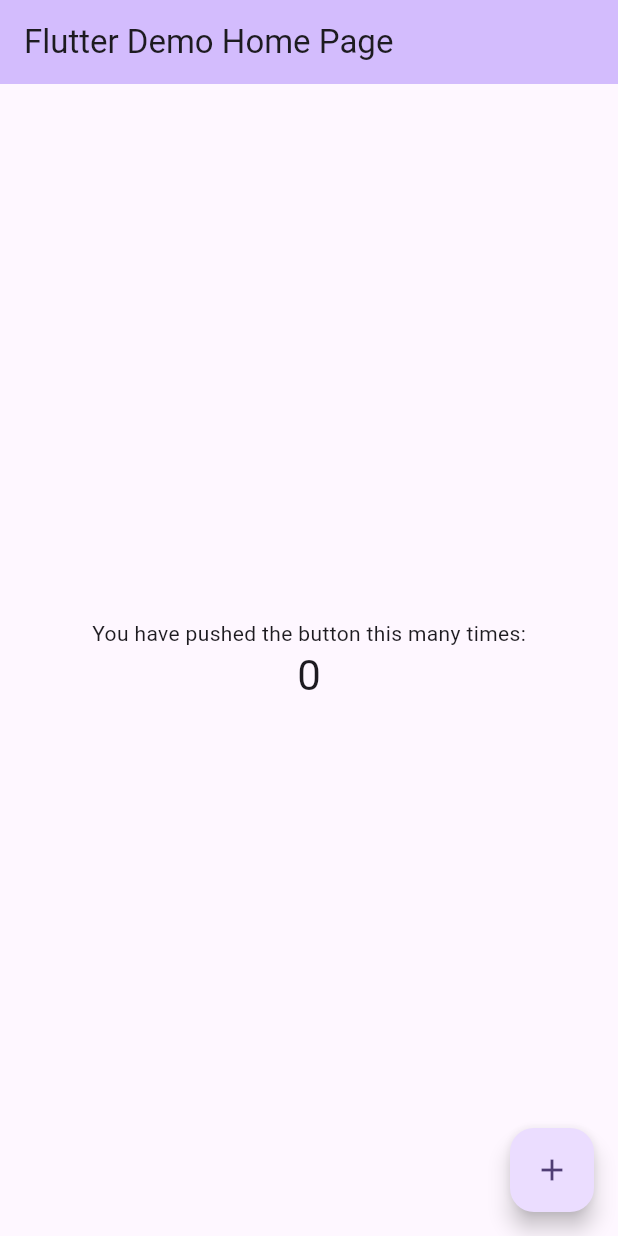
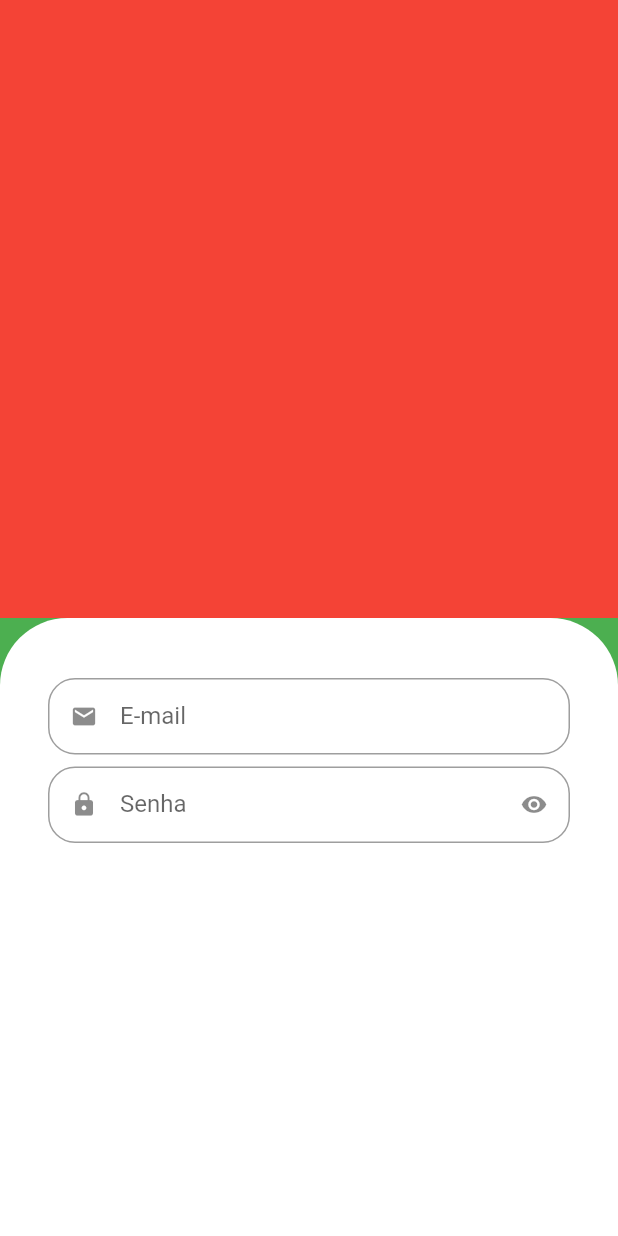
Before and after one commit to arielguareschi/mercadinho, a Flutter app: the screen it shows after launch, on a phone screen of 412 x 824 dp. Run offline on Flutter 3.47's test engine with Material 2 defaults, Android fonts, the phone set to English and light mode, and no system bars.

Commit message:
login screen

```diff
--- a/lib/main.dart
+++ b/lib/main.dart
@@ -1,4 +1,6 @@
 import 'package:flutter/material.dart';
+
+import 'src/auth/sign_in_screen.dart';
 
 void main() {
   runApp(const MyApp());
@@ -7,119 +9,15 @@
 class MyApp extends StatelessWidget {
   const MyApp({super.key});
 
-  // This widget is the root of your application.
   @override
   Widget build(BuildContext context) {
     return MaterialApp(
       title: 'Flutter Demo',
       theme: ThemeData(
-        // This is the theme of your application.
-        //
-        // TRY THIS: Try running your application with "flutter run". You'll see
-        // the application has a blue toolbar. Then, without quitting the app,
-        // try changing the seedColor in the colorScheme below to Colors.green
-        // and then invoke "hot reload" (save your changes or press the "hot
-        // reload" button in a Flutter-supported IDE, or press "r" if you used
-        // the command line to start the app).
-        //
-        // Notice that the counter didn't reset back to zero; the application
-        // state is not lost during the reload. To reset the state, use hot
-        // restart instead.
-        //
-        // This works for code too, not just values: Most code changes can be
-        // tested with just a hot reload.
-        colorScheme: ColorScheme.fromSeed(seedColor: Colors.deepPurple),
-        useMaterial3: true,
+        primarySwatch: Colors.green,
       ),
-      home: const MyHomePage(title: 'Flutter Demo Home Page'),
+      debugShowCheckedModeBanner: false,
+      home: const SignInScreen(),
     );
   }
 }
-
-class MyHomePage extends StatefulWidget {
-  const MyHomePage({super.key, required this.title});
-
-  // This widget is the home page of your application. It is stateful, meaning
-  // that it has a State object (defined below) that contains fields that affect
-  // how it looks.
-
-  // This class is the configuration for the state. It holds the values (in this
-  // case the title) provided by the parent (in this case the App widget) and
-  // used by the build method of the State. Fields in a Widget subclass are
-  // always marked "final".
-
-  final String title;
-
-  @override
-  State<MyHomePage> createState() => _MyHomePageState();
-}
-
-class _MyHomePageState extends State<MyHomePage> {
-  int _counter = 0;
-
-  void _incrementCounter() {
-    setState(() {
-      // This call to setState tells the Flutter framework that something has
-      // changed in this State, which causes it to rerun the build method below
-      // so that the display can reflect the updated values. If we changed
-      // _counter without calling setState(), then the build method would not be
-      // called again, and so nothing would appear to happen.
-      _counter++;
-    });
-  }
-
-  @override
-  Widget build(BuildContext context) {
-    // This method is rerun every time setState is called, for instance as done
-    // by the _incrementCounter method above.
-    //
-    // The Flutter framework has been optimized to make rerunning build methods
-    // fast, so that you can just rebuild anything that needs updating rather
-    // than having to individually change instances of widgets.
-    return Scaffold(
-      appBar: AppBar(
-        // TRY THIS: Try changing the color here to a specific color (to
-        // Colors.amber, perhaps?) and trigger a hot reload to see the AppBar
-        // change color while the other colors stay the same.
-        backgroundColor: Theme.of(context).colorScheme.inversePrimary,
-        // Here we take the value from the MyHomePage object that was created by
-        // the App.build method, and use it to set our appbar title.
-        title: Text(widget.title),
-      ),
-      body: Center(
-        // Center is a layout widget. It takes a single child and positions it
-        // in the middle of the parent.
-        child: Column(
-          // Column is also a layout widget. It takes a list of children and
-          // arranges them vertically. By default, it sizes itself to fit its
-          // children horizontally, and tries to be as tall as its parent.
-          //
-          // Column has various properties to control how it sizes itself and
-          // how it positions its children. Here we use mainAxisAlignment to
-          // center the children vertically; the main axis here is the vertical
-          // axis because Columns are vertical (the cross axis would be
-          // horizontal).
-          //
-          // TRY THIS: Invoke "debug painting" (choose the "Toggle Debug Paint"
-          // action in the IDE, or press "p" in the console), to see the
-          // wireframe for each widget.
-          mainAxisAlignment: MainAxisAlignment.center,
-          children: <Widget>[
-            const Text(
-              'You have pushed the button this many times:',
-            ),
-            Text(
-              '$_counter',
-              style: Theme.of(context).textTheme.headlineMedium,
-            ),
-          ],
-        ),
-      ),
-      floatingActionButton: FloatingActionButton(
-        onPressed: _incrementCounter,
-        tooltip: 'Increment',
-        child: const Icon(Icons.add),
-      ), // This trailing comma makes auto-formatting nicer for build methods.
-    );
-  }
-}
--- /dev/null
+++ b/lib/src/auth/components/custom_text_field.dart
@@ -0,0 +1,58 @@
+import 'package:flutter/material.dart';
+
+class CustomTextField extends StatefulWidget {
+  final IconData icon;
+  final String label;
+  final bool isSecret;
+
+  const CustomTextField({
+    Key? key,
+    required this.icon,
+    required this.label,
+    this.isSecret = false,
+  }) : super(key: key);
+
+  @override
+  State<CustomTextField> createState() => _CustomTextFieldState();
+}
+
+class _CustomTextFieldState extends State<CustomTextField> {
+  bool isObscure = false;
+
+  @override
+  void initState() {
+    super.initState();
+    isObscure = widget.isSecret;
+  }
+
+  @override
+  Widget build(BuildContext context) {
+    return Padding(
+      padding: const EdgeInsets.only(
+        bottom: 8.0,
+      ),
+      child: TextFormField(
+        obscureText: isObscure,
+        decoration: InputDecoration(
+          prefixIcon: Icon(widget.icon),
+          suffixIcon: widget.isSecret
+              ? IconButton(
+                  onPressed: () {
+                    setState(() {
+                      isObscure = !isObscure;
+                    });
+                  },
+                  icon:
+                      Icon(isObscure ? Icons.visibility : Icons.visibility_off),
+                )
+              : null,
+          labelText: widget.label,
+          isDense: true,
+          border: OutlineInputBorder(
+            borderRadius: BorderRadius.circular(18.0),
+          ),
+        ),
+      ),
+    );
+  }
+}
--- /dev/null
+++ b/lib/src/auth/sign_in_screen.dart
@@ -0,0 +1,52 @@
+import 'package:flutter/material.dart';
+
+import 'components/custom_text_field.dart';
+
+class SignInScreen extends StatelessWidget {
+  const SignInScreen({super.key});
+
+  @override
+  Widget build(BuildContext context) {
+    return Scaffold(
+      backgroundColor: Colors.green,
+      body: Column(
+        children: [
+          Expanded(
+            child: Container(
+              color: Colors.red,
+            ),
+          ),
+          Expanded(
+            child: Container(
+              padding: const EdgeInsets.symmetric(
+                horizontal: 32,
+                vertical: 40,
+              ),
+              decoration: const BoxDecoration(
+                color: Colors.white,
+                borderRadius: BorderRadius.vertical(
+                  top: Radius.circular(45.0),
+                ),
+              ),
+              child: Column(
+                children: [
+                  // Email
+                  CustomTextField(
+                    label: "E-mail",
+                    icon: Icons.mail,
+                  ),
+                  CustomTextField(
+                    label: "Senha",
+                    icon: Icons.lock,
+                    isSecret: true,
+                  ),
+                  // Senha
+                ],
+              ),
+            ),
+          )
+        ],
+      ),
+    );
+  }
+}
```
Also changed, not shown: 2 other files.
